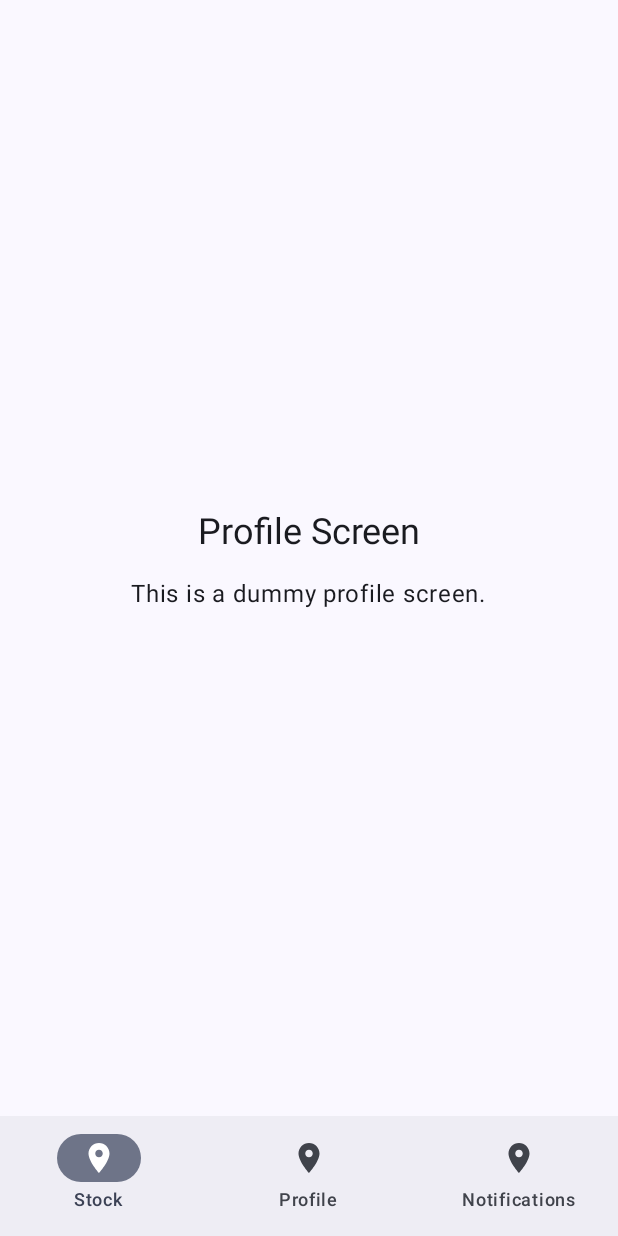
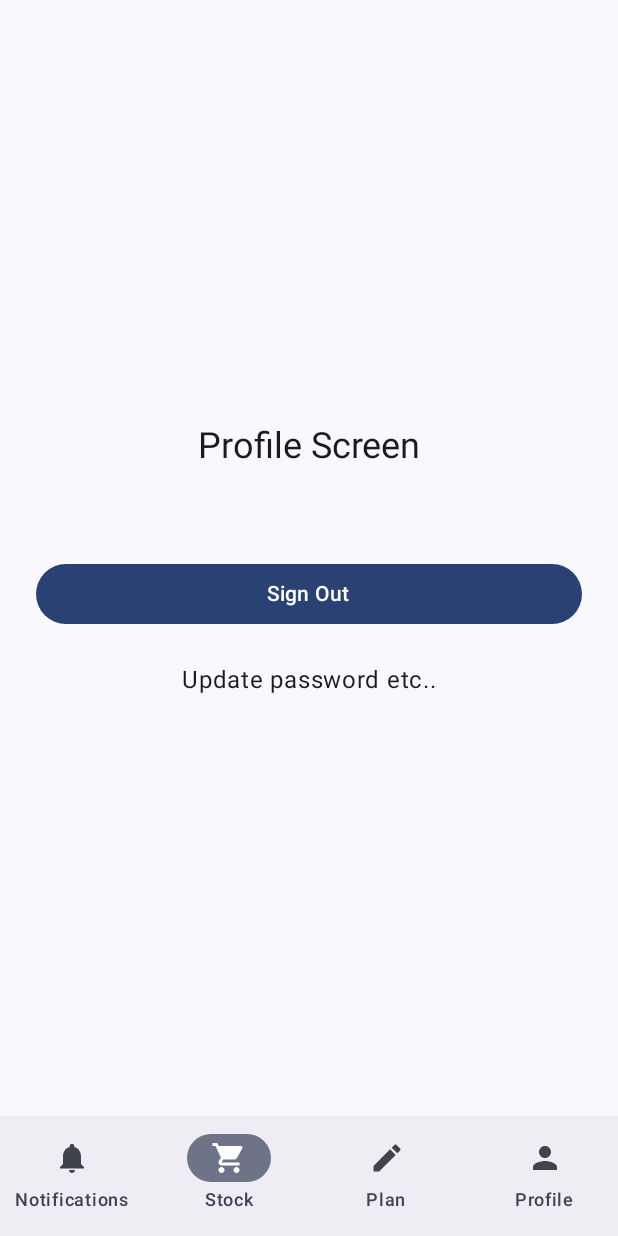
Before and after one commit to Vishnusimha/StocKeeper, an Android app built with Jetpack Compose: the ProfileScreen screen opened through its navigation route, on a phone screen of 412 x 824 dp. Run offline under Robolectric (Android 15) with nearby library versions, the phone set to English and light mode, and no system bars; our stand-ins replace Dagger/Hilt's generated code, Firebase (no records; nobody signed in at launch, a user with empty details on screens opened directly), Room's generated code, accompanist; missing, so only their content is drawn: SwipeRefresh; 2 statements that could not run were skipped.

Commit message:
Added plan screen logic and moved log out to profile screen.

```diff
--- a/app/build.gradle.kts
+++ b/app/build.gradle.kts
@@ -60,7 +60,7 @@ dependencies {
     implementation(platform(libs.firebase.bom))
     implementation(libs.firebase.database)
     implementation(libs.firebase.auth.ktx)
-    implementation (libs.androidx.work.runtime)
+    implementation(libs.androidx.work.runtime)
 
 //    Room
     ksp(libs.androidx.room.compiler)
@@ -76,6 +76,8 @@ dependencies {
     implementation(libs.androidx.hilt.navigation.compose)
 //Swipe to Refresh
     implementation(libs.accompanist.swiperefresh)
+//Gson
+    implementation(libs.converter.gson)
     //For testing
     testImplementation(libs.junit)
     testImplementation(libs.mockk)
--- a/app/src/main/java/com/vishnu/stockeeper/data/local/StockItemDao.kt
+++ b/app/src/main/java/com/vishnu/stockeeper/data/local/StockItemDao.kt
@@ -41,4 +41,7 @@ interface StockItemDao {
     // Get all items sorted by quantity
     @Query("SELECT * FROM stock_items ORDER BY quantity DESC")
     suspend fun getAllItemsSortedByQuantity(): List<StockEntity>
+
+    @Query("SELECT name FROM stock_items")
+    suspend fun getAllItemNames(): List<String>
 }
--- a/app/src/main/java/com/vishnu/stockeeper/presentation/LandingActivity.kt
+++ b/app/src/main/java/com/vishnu/stockeeper/presentation/LandingActivity.kt
@@ -10,7 +10,7 @@ import androidx.compose.foundation.background
 import androidx.compose.foundation.layout.fillMaxSize
 import androidx.compose.foundation.layout.padding
 import androidx.compose.material.icons.Icons
-import androidx.compose.material.icons.filled.LocationOn
+import androidx.compose.material.icons.filled.Edit
 import androidx.compose.material3.Icon
 import androidx.compose.material3.NavigationBar
 import androidx.compose.material3.NavigationBarItem
@@ -105,7 +105,7 @@ class LandingActivity : ComponentActivity() {
                 )
             }
             composable(Screen.ProfileScreen.route) {
-                ProfileScreen()
+                ProfileScreen(authViewModel, navController)
             }
             composable(Screen.NotificationScreen.route) {
                 NotificationScreen()
@@ -113,15 +113,19 @@ class LandingActivity : ComponentActivity() {
             composable(Screen.AuthScreen.route) {
                 AuthScreen(authViewModel)
             }
+            composable(Screen.PlanScreen.route) {
+                PlanScreen(stockViewModel)
+            }
         }
     }
 
     @Composable
     fun BottomNavigationBar(navController: NavHostController) {
         val items = listOf(
+            Screen.NotificationScreen,
             Screen.StockScreen,
-            Screen.ProfileScreen,
-            Screen.NotificationScreen
+            Screen.PlanScreen,
+            Screen.ProfileScreen
         )
 
         NavigationBar {
@@ -129,7 +133,7 @@ class LandingActivity : ComponentActivity() {
                 NavigationBarItem(
                     icon = {
                         Icon(
-                            imageVector = Icons.Default.LocationOn,
+                            imageVector = screenIcons[screen.route] ?: Icons.Default.Edit,
                             contentDescription = screen.route
                         )
                     },
--- a/app/src/main/java/com/vishnu/stockeeper/presentation/ProfileScreen.kt
+++ b/app/src/main/java/com/vishnu/stockeeper/presentation/ProfileScreen.kt
@@ -5,17 +5,21 @@ import androidx.compose.foundation.layout.Box
 import androidx.compose.foundation.layout.Column
 import androidx.compose.foundation.layout.Spacer
 import androidx.compose.foundation.layout.fillMaxSize
+import androidx.compose.foundation.layout.fillMaxWidth
 import androidx.compose.foundation.layout.height
 import androidx.compose.foundation.layout.padding
+import androidx.compose.material3.Button
 import androidx.compose.material3.MaterialTheme
 import androidx.compose.material3.Text
 import androidx.compose.runtime.Composable
 import androidx.compose.ui.Alignment
 import androidx.compose.ui.Modifier
 import androidx.compose.ui.unit.dp
+import androidx.navigation.NavHostController
+import com.vishnu.stockeeper.viewmodel.AuthViewModel
 
 @Composable
-fun ProfileScreen() {
+fun ProfileScreen(authViewModel: AuthViewModel, navController: NavHostController) {
     Box(
         modifier = Modifier
             .fillMaxSize()
@@ -32,7 +36,28 @@ fun ProfileScreen() {
             )
             Spacer(modifier = Modifier.height(16.dp))
             Text(
-                text = "This is a dummy profile screen.",
+                text = "${authViewModel.getUserDetails()}",
+                style = MaterialTheme.typography.bodyLarge
+            )
+            Spacer(modifier = Modifier.height(16.dp))
+
+            Button(
+                onClick = {
+                    authViewModel.signOut()
+                    navController.navigate(Screen.AuthScreen.route)
+                },
+                modifier = Modifier
+//                    .align(Alignment.BottomCenter)
+                    .fillMaxWidth()
+                    .padding(8.dp)
+            ) {
+                Text(text = "Sign Out")
+            }
+
+            Spacer(modifier = Modifier.height(16.dp))
+
+            Text(
+                text = "Update password etc..",
                 style = MaterialTheme.typography.bodyLarge
             )
         }
--- a/app/src/main/java/com/vishnu/stockeeper/presentation/StockScreen.kt
+++ b/app/src/main/java/com/vishnu/stockeeper/presentation/StockScreen.kt
@@ -15,7 +15,6 @@ import androidx.compose.foundation.text.KeyboardOptions
 import androidx.compose.material.icons.Icons
 import androidx.compose.material.icons.filled.Check
 import androidx.compose.material.icons.filled.Search
-import androidx.compose.material3.Button
 import androidx.compose.material3.FilterChip
 import androidx.compose.material3.FloatingActionButton
 import androidx.compose.material3.Icon
@@ -30,7 +29,6 @@ import androidx.compose.runtime.mutableStateOf
 import androidx.compose.runtime.remember
 import androidx.compose.runtime.rememberCoroutineScope
 import androidx.compose.runtime.setValue
-import androidx.compose.ui.Alignment
 import androidx.compose.ui.Modifier
 import androidx.compose.ui.platform.LocalContext
 import androidx.compose.ui.text.input.ImeAction
@@ -247,20 +245,6 @@ fun StockScreen(
                         }
                     }
                 }
-
-                // Sign Out Button at the bottom center
-                Button(
-                    onClick = {
-                        authViewModel.signOut()
-                        navController.navigate(Screen.AuthScreen.route)
-                    },
-                    modifier = Modifier
-                        .align(Alignment.BottomCenter)
-                        .fillMaxWidth()
-                        .padding(8.dp)
-                ) {
-                    Text(text = "Sign Out")
-                }
             }
         }
     }
--- a/app/src/main/java/com/vishnu/stockeeper/repository/StockManager.kt
+++ b/app/src/main/java/com/vishnu/stockeeper/repository/StockManager.kt
@@ -70,4 +70,8 @@ class StockManager @Inject constructor(
     suspend fun getAllItemsSortedByQuantity(): List<StockEntity> {
         return localRepo.getAllItemsSortedByQuantity()
     }
+
+    suspend fun getAllItemNames(): List<String> {
+        return localRepo.getAllItemNames()
+    }
 }
--- a/app/src/main/java/com/vishnu/stockeeper/repository/StockRepository.kt
+++ b/app/src/main/java/com/vishnu/stockeeper/repository/StockRepository.kt
@@ -62,4 +62,8 @@ class StockRepository @Inject constructor(private val stockItemDao: StockItemDao
     suspend fun getAllItemsSortedByQuantity(): List<StockEntity> {
         return stockItemDao.getAllItemsSortedByQuantity()
     }
+
+    suspend fun getAllItemNames(): List<String> {
+        return stockItemDao.getAllItemNames()
+    }
 }
--- a/app/src/main/java/com/vishnu/stockeeper/viewmodel/AuthViewModel.kt
+++ b/app/src/main/java/com/vishnu/stockeeper/viewmodel/AuthViewModel.kt
@@ -33,6 +33,10 @@ class AuthViewModel @Inject constructor(private val stockManager: StockManager)
     private fun checkCurrentUser() {
         currentUser = auth.currentUser
         _isUserPresent.value = currentUser != null
+    }
+
+    fun getUserDetails(): String? {
+        return currentUser?.email
     }
 
     fun authenticate(email: String, password: String, onResult: (String?) -> Unit) {
--- a/gradle/libs.versions.toml
+++ b/gradle/libs.versions.toml
@@ -1,4 +1,5 @@
 [versions]
+converterGson = "2.9.0"
 accompanistSwiperefresh = "0.20.0"
 agp = "8.3.2"
 coreTesting = "2.2.0"
@@ -28,6 +29,7 @@ navigationFragmentKtx = "2.7.7"
 navigationUiKtx = "2.7.7"
 
 [libraries]
+converter-gson = { module = "com.squareup.retrofit2:converter-gson", version.ref = "converterGson" }
 accompanist-swiperefresh = { module = "com.google.accompanist:accompanist-swiperefresh", version.ref = "accompanistSwiperefresh" }
 androidx-core-ktx = { group = "androidx.core", name = "core-ktx", version.ref = "coreKtx" }
 androidx-core-testing = { module = "androidx.arch.core:core-testing", version.ref = "coreTesting" }
```
Also changed, not shown: app/src/main/java/com/vishnu/stockeeper/data/StockItemSelection.kt (added, +8 -0 lines), app/src/main/java/com/vishnu/stockeeper/presentation/PlanScreen.kt (added, +206 -0 lines), app/src/main/java/com/vishnu/stockeeper/presentation/Screens.kt (+14 -0 lines), app/src/main/java/com/vishnu/stockeeper/viewmodel/StockViewModel.kt (+34 -0 lines).
